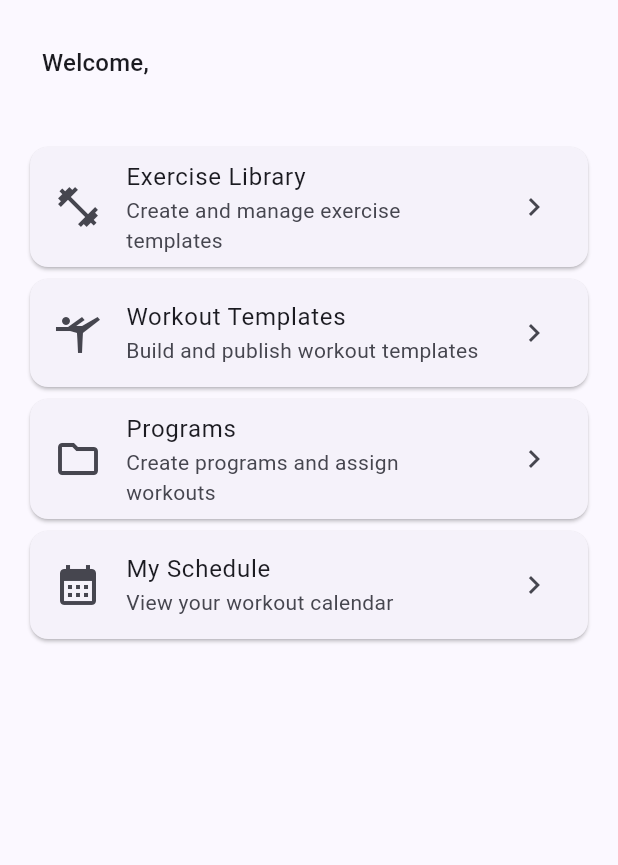
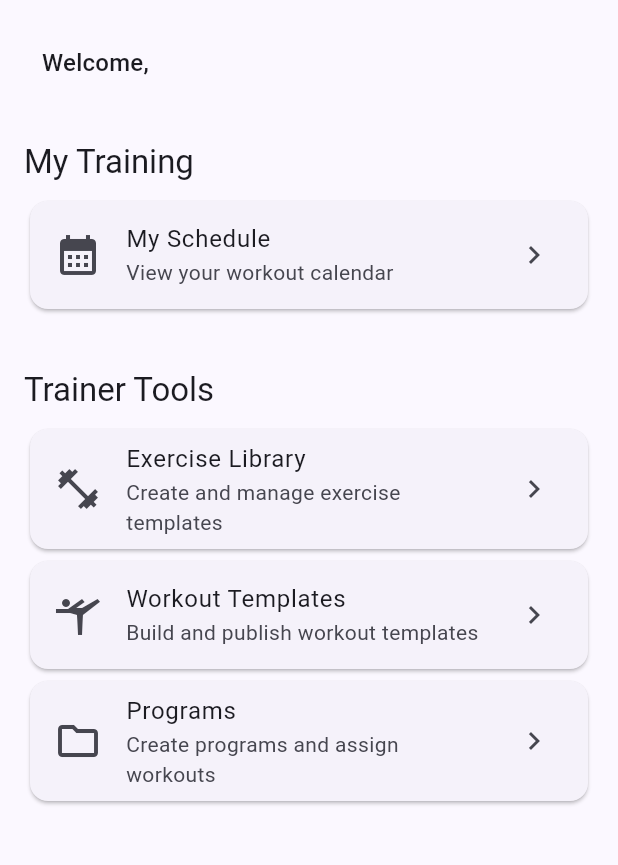
Before and after one commit to adkeswani/Mercedes, a Flutter app: the HomeScreen screen opened by its route, on a phone screen of 412 x 824 dp, the part 63-928 px from its top. Run offline on Flutter 3.47's test engine with Material 3 defaults, Android fonts, the phone set to English and light mode, and no system bars; our stand-ins replace cloud_firestore, firebase_auth, firebase_core, flutter_riverpod, go_router, google_sign_in; accounts and stored records are empty.

Commit message:
refactor: reorganize home screen into My Training and Trainer Tools sections
- Top section 'My Training': My Schedule card followed by enrolled programs
- Bottom section 'Trainer Tools': Exercise Library, Workout Templates, Programs
- Small gap between schedule card and enrolled programs list

Co-authored-by: Copilot <223556219+Copilot@users.noreply.github.com>

```diff
--- a/stage3/lib/features/auth/presentation/home_screen.dart
+++ b/stage3/lib/features/auth/presentation/home_screen.dart
@@ -61,8 +61,32 @@ class HomeScreen extends ConsumerWidget {
             loading: () => const CircularProgressIndicator(),
             error: (e, _) => Text('Error: $e'),
           ),
+
           const SizedBox(height: 24),
-          // Feature navigation cards
+
+          // ── My Training section ──
+          Text(
+            'My Training',
+            style: Theme.of(context).textTheme.titleLarge,
+          ),
+          const SizedBox(height: 8),
+          _FeatureCard(
+            icon: Icons.calendar_month,
+            title: 'My Schedule',
+            subtitle: 'View your workout calendar',
+            onTap: () => context.push('/schedule'),
+          ),
+          const SizedBox(height: 4),
+          _EnrolledProgramsSection(),
+
+          const SizedBox(height: 32),
+
+          // ── Trainer Tools section ──
+          Text(
+            'Trainer Tools',
+            style: Theme.of(context).textTheme.titleLarge,
+          ),
+          const SizedBox(height: 8),
           _FeatureCard(
             icon: Icons.fitness_center,
             title: 'Exercise Library',
@@ -81,15 +105,6 @@ class HomeScreen extends ConsumerWidget {
             subtitle: 'Create programs and assign workouts',
             onTap: () => context.push('/programs'),
           ),
-          _FeatureCard(
-            icon: Icons.calendar_month,
-            title: 'My Schedule',
-            subtitle: 'View your workout calendar',
-            onTap: () => context.push('/schedule'),
-          ),
-          const SizedBox(height: 24),
-          // Enrolled programs section
-          _EnrolledProgramsSection(),
         ],
       ),
     );
```
